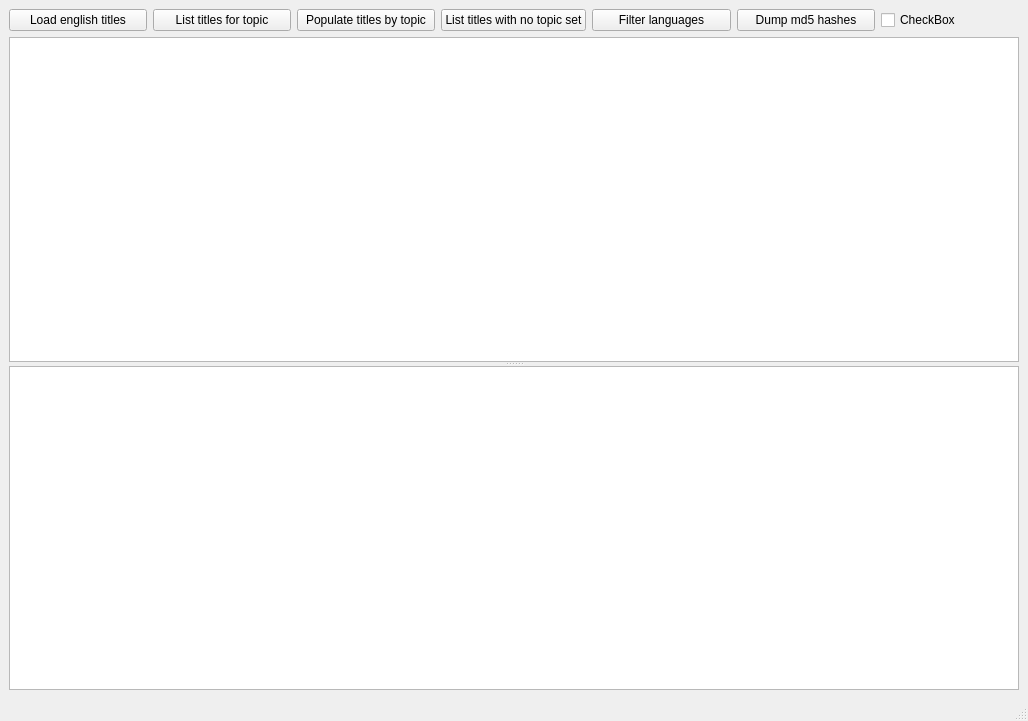
The window that mainwindow.ui (stoyan-shopov/qlg) describes before a commit, drawn with Qt 5.
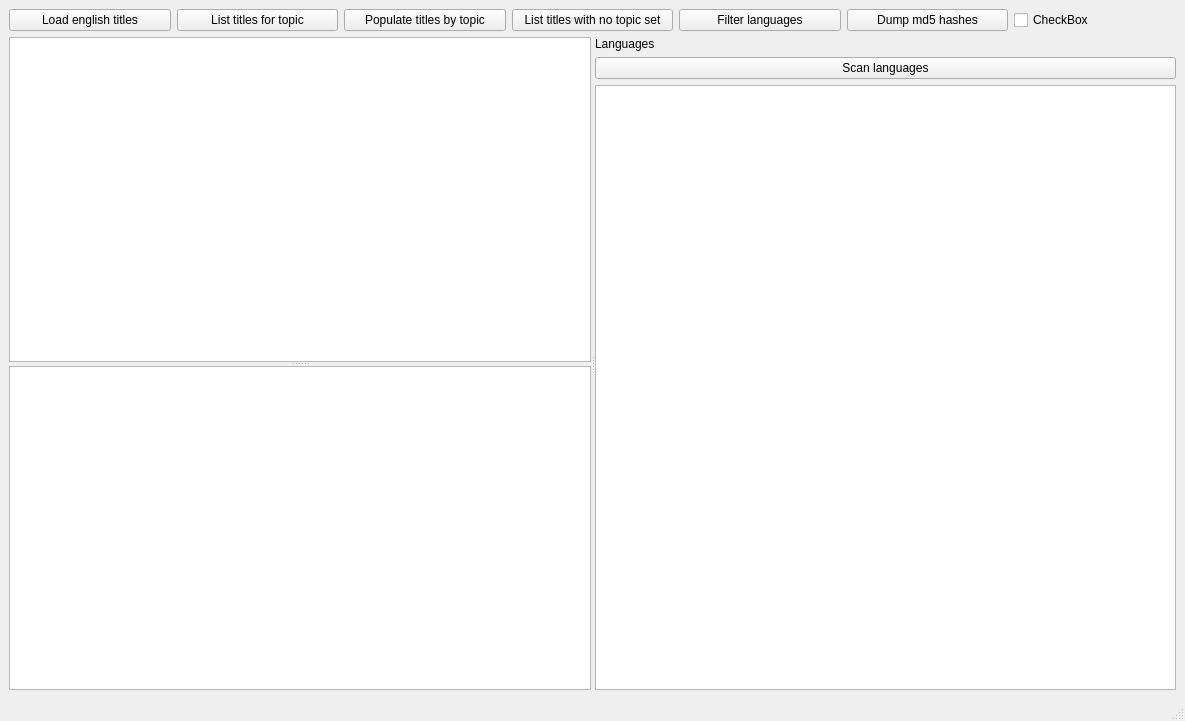
The same window after the commit.

Commit message: Add language filtering widget.

Patch:
```diff
--- a/mainwindow.ui
+++ b/mainwindow.ui
@@ -6,7 +6,7 @@
    <rect>
     <x>0</x>
     <y>0</y>
-    <width>1028</width>
+    <width>1185</width>
     <height>721</height>
    </rect>
   </property>
@@ -18,7 +18,7 @@
 </string>
   </property>
   <widget class="QWidget" name="centralwidget">
-   <layout class="QVBoxLayout" name="verticalLayout">
+   <layout class="QVBoxLayout" name="verticalLayout_2" stretch="0,1">
     <item>
      <layout class="QHBoxLayout" name="horizontalLayout">
       <item>
@@ -73,6 +73,13 @@
      </layout>
     </item>
     <item>
+     <widget class="QSplitter" name="splitter_2">
+      <property name="orientation">
+       <enum>Qt::Horizontal</enum>
+      </property>
+      <property name="childrenCollapsible">
+       <bool>false</bool>
+      </property>
      <widget class="QSplitter" name="splitter">
       <property name="orientation">
        <enum>Qt::Vertical</enum>
@@ -88,6 +95,28 @@
        </property>
       </widget>
      </widget>
+      <widget class="QWidget" name="layoutWidget">
+       <layout class="QVBoxLayout" name="verticalLayout">
+        <item>
+         <widget class="QLabel" name="label">
+          <property name="text">
+           <string>Languages</string>
+          </property>
+         </widget>
+        </item>
+        <item>
+         <widget class="QPushButton" name="pushButtonScanLanguages">
+          <property name="text">
+           <string>Scan languages</string>
+          </property>
+         </widget>
+        </item>
+        <item>
+         <widget class="QPlainTextEdit" name="plainTextEditLanguages"/>
+        </item>
+       </layout>
+      </widget>
+     </widget>
     </item>
    </layout>
   </widget>
```
Left out of the diff: 5 changed lines with no effect on the pictures. Lines whose indentation alone changed are shown as unchanged. The commit also changes 2 other files.
